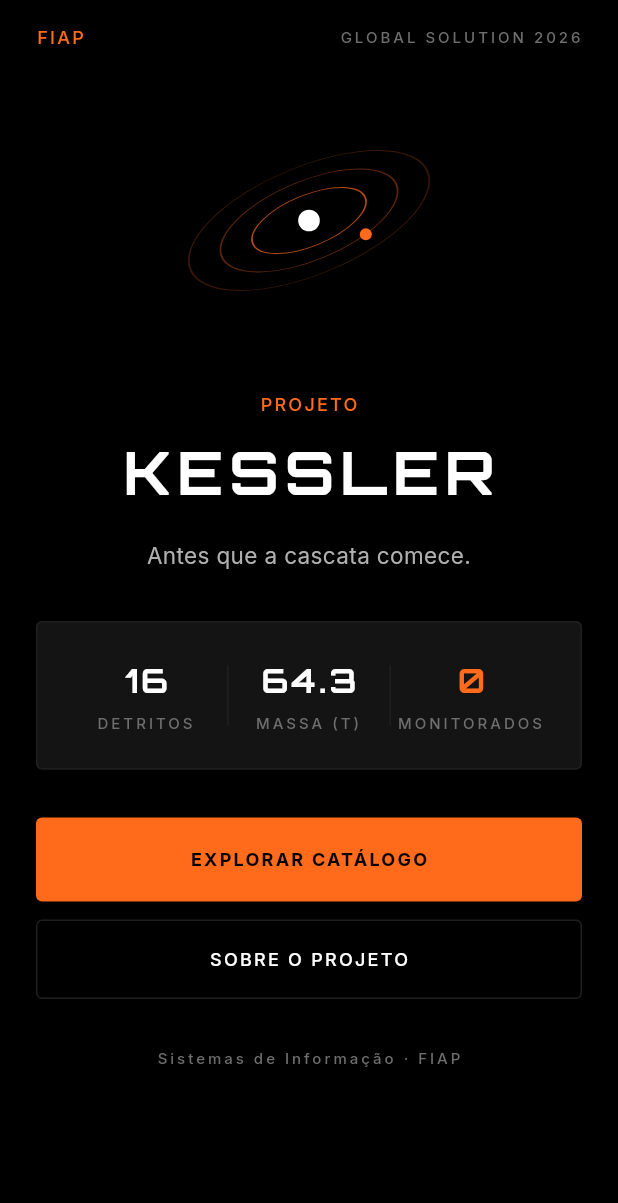
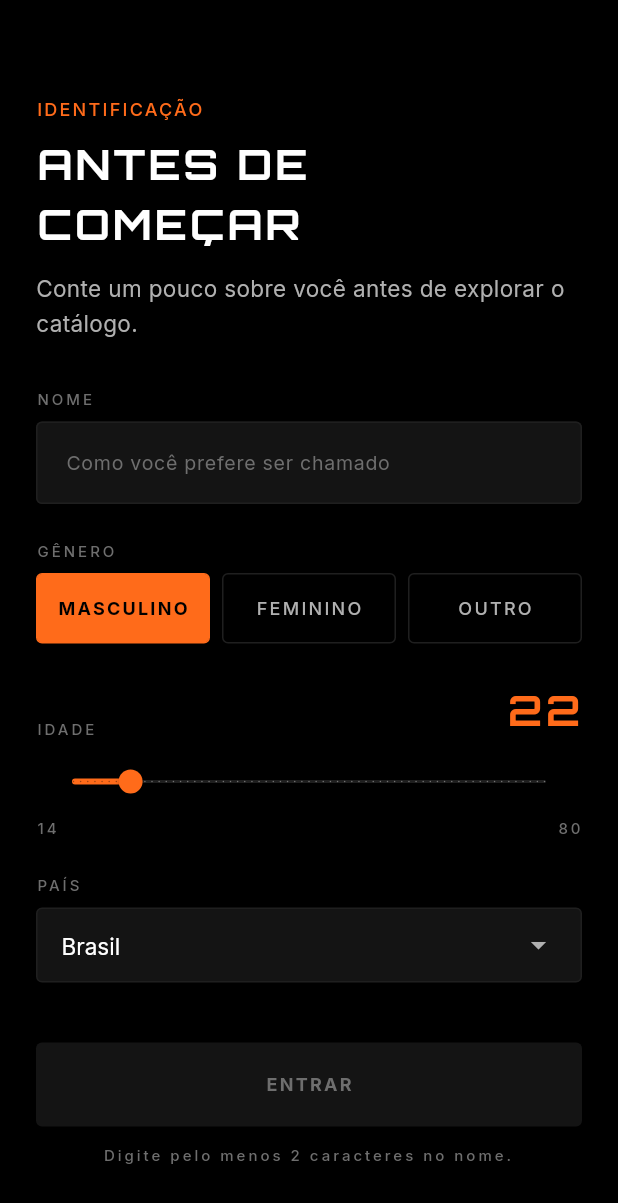
Before and after one commit to victoruizz/flutter_globalsolution_kessler, a Flutter app: the screen it shows after launch, after a tap on "PULAR", on a phone screen of 412 x 824 dp. Shown: the top 1203 px of the screen. Run offline on Flutter 3.47's test engine with Material 3 defaults, Android fonts, the phone set to English and light mode, and no system bars; our stand-ins replace google_fonts; accounts and stored records are empty.

Commit message:
feat: adiciona tela de login com nome, genero, idade e pais

```diff
--- /dev/null
+++ b/lib/data/models/user_profile.dart
@@ -0,0 +1,33 @@
+enum Gender {
+  masculino('Masculino'),
+  feminino('Feminino'),
+  outro('Outro');
+
+  const Gender(this.label);
+  final String label;
+}
+
+enum Country {
+  brasil('Brasil'),
+  eua('Estados Unidos'),
+  china('China'),
+  russia('Rússia'),
+  outros('Outros');
+
+  const Country(this.label);
+  final String label;
+}
+
+class UserProfile {
+  final String name;
+  final Gender gender;
+  final int age;
+  final Country country;
+
+  const UserProfile({
+    required this.name,
+    required this.gender,
+    required this.age,
+    required this.country,
+  });
+}
--- a/lib/screens/home_screen.dart
+++ b/lib/screens/home_screen.dart
@@ -15,7 +15,9 @@ class HomeScreen extends StatelessWidget {
 
   @override
   Widget build(BuildContext context) {
-    final monitoredCount = context.watch<AppState>().monitoredCount;
+    final state = context.watch<AppState>();
+    final monitoredCount = state.monitoredCount;
+    final user = state.user;
     final totalDebris = DebrisRepository.all.length;
     final totalMassTons = DebrisRepository.all
             .fold<double>(0, (sum, d) => sum + d.massKg) /
@@ -88,7 +90,31 @@ class HomeScreen extends StatelessWidget {
                     horizontal: 20,
                     vertical: 24,
                   ),
-                  child: Row(
+                  child: Column(
+                    crossAxisAlignment: CrossAxisAlignment.start,
+                    children: [
+                      if (user != null) ...[
+                        Text(
+                          'BEM-VINDO, ${user.name.toUpperCase()}',
+                          style: AppTypography.titleMedium(),
+                          maxLines: 1,
+                          overflow: TextOverflow.ellipsis,
+                        ),
+                        const SizedBox(height: 4),
+                        Text(
+                          '${user.gender.label} · ${user.age} anos · ${user.country.label}',
+                          style: AppTypography.labelSmall().copyWith(
+                            color: AppColors.textTertiary,
+                          ),
+                        ),
+                        const SizedBox(height: 16),
+                        const Divider(
+                          height: 1,
+                          color: AppColors.spaceBorder,
+                        ),
+                        const SizedBox(height: 16),
+                      ],
+                      Row(
                     children: [
                       Expanded(
                         child: _StatTile(
@@ -119,6 +145,8 @@ class HomeScreen extends StatelessWidget {
                           highlight: true,
                         ),
                       ),
+                    ],
+                  ),
                     ],
                   ),
                 ),
--- a/lib/screens/intro_screen.dart
+++ b/lib/screens/intro_screen.dart
@@ -2,7 +2,7 @@ import 'package:flutter/material.dart';
 
 import '../theme/app_colors.dart';
 import '../theme/app_typography.dart';
-import 'home_screen.dart';
+import 'login_screen.dart';
 
 class IntroScreen extends StatefulWidget {
   const IntroScreen({super.key});
@@ -48,15 +48,15 @@ class _IntroScreenState extends State<IntroScreen> {
     ),
   ];
 
-  void _goToHome() {
+  void _goToLogin() {
     Navigator.of(context).pushReplacement(
-      MaterialPageRoute<void>(builder: (_) => const HomeScreen()),
+      MaterialPageRoute<void>(builder: (_) => const LoginScreen()),
     );
   }
 
   void _onAdvance() {
     if (_currentPage == _pages.length - 1) {
-      _goToHome();
+      _goToLogin();
     } else {
       _controller.nextPage(
         duration: const Duration(milliseconds: 300),
@@ -98,7 +98,7 @@ class _IntroScreenState extends State<IntroScreen> {
                   vertical: 12,
                 ),
                 child: TextButton(
-                  onPressed: _goToHome,
+                  onPressed: _goToLogin,
                   style: TextButton.styleFrom(
                     foregroundColor: AppColors.textSecondary,
                   ),
--- /dev/null
+++ b/lib/screens/login_screen.dart
@@ -0,0 +1,326 @@
+import 'package:flutter/material.dart';
+import 'package:provider/provider.dart';
+
+import '../data/models/user_profile.dart';
+import '../state/app_state.dart';
+import '../theme/app_colors.dart';
+import '../theme/app_typography.dart';
+import '../widgets/primary_button.dart';
+import 'home_screen.dart';
+
+class LoginScreen extends StatefulWidget {
+  const LoginScreen({super.key});
+
+  @override
+  State<LoginScreen> createState() => _LoginScreenState();
+}
+
+class _LoginScreenState extends State<LoginScreen> {
+  final TextEditingController _nameController = TextEditingController();
+  Gender _gender = Gender.masculino;
+  double _age = 22;
+  Country _country = Country.brasil;
+
+  @override
+  void initState() {
+    super.initState();
+    _nameController.addListener(() => setState(() {}));
+  }
+
+  @override
+  void dispose() {
+    _nameController.dispose();
+    super.dispose();
+  }
+
+  bool get _isNameValid => _nameController.text.trim().length >= 2;
+
+  void _onEnter() {
+    final profile = UserProfile(
+      name: _nameController.text.trim(),
+      gender: _gender,
+      age: _age.round(),
+      country: _country,
+    );
+    context.read<AppState>().setUser(profile);
+    Navigator.of(context).pushReplacement(
+      MaterialPageRoute<void>(builder: (_) => const HomeScreen()),
+    );
+  }
+
+  @override
+  Widget build(BuildContext context) {
+    return Scaffold(
+      backgroundColor: AppColors.spaceBlack,
+      appBar: AppBar(
+        backgroundColor: AppColors.spaceBlack,
+        elevation: 0,
+        scrolledUnderElevation: 0,
+        iconTheme: const IconThemeData(color: AppColors.textPrimary),
+      ),
+      body: SafeArea(
+        child: SingleChildScrollView(
+          padding: const EdgeInsets.fromLTRB(24, 8, 24, 32),
+          child: Column(
+            crossAxisAlignment: CrossAxisAlignment.stretch,
+            children: [
+              Text(
+                'IDENTIFICAÇÃO',
+                style: AppTypography.labelLarge().copyWith(
+                  color: AppColors.marsOrange,
+                ),
+              ),
+              const SizedBox(height: 8),
+              Text(
+                'ANTES DE COMEÇAR',
+                style: AppTypography.displayMedium(),
+              ),
+              const SizedBox(height: 12),
+              Text(
+                'Conte um pouco sobre você antes de explorar o catálogo.',
+                style: AppTypography.bodyLarge().copyWith(
+                  color: AppColors.textSecondary,
+                ),
+              ),
+              const SizedBox(height: 32),
+              const _FieldLabel(text: 'NOME'),
+              const SizedBox(height: 8),
+              TextField(
+                controller: _nameController,
+                cursorColor: AppColors.marsOrange,
+                style: AppTypography.bodyLarge(),
+                decoration: InputDecoration(
+                  hintText: 'Como você prefere ser chamado',
+                  hintStyle: AppTypography.bodyMedium().copyWith(
+                    color: AppColors.textTertiary,
+                  ),
+                  filled: true,
+                  fillColor: AppColors.spaceSurfaceElevated,
+                  contentPadding: const EdgeInsets.symmetric(
+                    horizontal: 16,
+                    vertical: 16,
+                  ),
+                  border: const OutlineInputBorder(
+                    borderRadius: BorderRadius.all(Radius.circular(4)),
+                    borderSide: BorderSide(
+                      color: AppColors.spaceBorder,
+                      width: 1,
+                    ),
+                  ),
+                  enabledBorder: const OutlineInputBorder(
+                    borderRadius: BorderRadius.all(Radius.circular(4)),
+                    borderSide: BorderSide(
+                      color: AppColors.spaceBorder,
+                      width: 1,
+                    ),
+                  ),
+                  focusedBorder: const OutlineInputBorder(
+                    borderRadius: BorderRadius.all(Radius.circular(4)),
+                    borderSide: BorderSide(
+                      color: AppColors.marsOrange,
+                      width: 1,
+                    ),
+                  ),
+                ),
+              ),
+              const SizedBox(height: 24),
+              const _FieldLabel(text: 'GÊNERO'),
+              const SizedBox(height: 8),
+              Row(
+                children: [
+                  Expanded(
+                    child: _SelectableChip(
+                      label: Gender.masculino.label.toUpperCase(),
+                      isSelected: _gender == Gender.masculino,
+                      onTap: () =>
+                          setState(() => _gender = Gender.masculino),
+                    ),
+                  ),
+                  const SizedBox(width: 8),
+                  Expanded(
+                    child: _SelectableChip(
+                      label: Gender.feminino.label.toUpperCase(),
+                      isSelected: _gender == Gender.feminino,
+                      onTap: () =>
+                          setState(() => _gender = Gender.feminino),
+                    ),
+                  ),
+                  const SizedBox(width: 8),
+                  Expanded(
+                    child: _SelectableChip(
+                      label: Gender.outro.label.toUpperCase(),
+                      isSelected: _gender == Gender.outro,
+                      onTap: () => setState(() => _gender = Gender.outro),
+                    ),
+                  ),
+                ],
+              ),
+              const SizedBox(height: 24),
+              Row(
+                crossAxisAlignment: CrossAxisAlignment.end,
+                children: [
+                  const Expanded(child: _FieldLabel(text: 'IDADE')),
+                  Text(
+                    _age.round().toString(),
+                    style: AppTypography.displayMedium().copyWith(
+                      color: AppColors.marsOrange,
+                    ),
+                  ),
+                ],
+              ),
+              const SizedBox(height: 4),
+              SliderTheme(
+                data: SliderTheme.of(context).copyWith(
+                  activeTrackColor: AppColors.marsOrange,
+                  inactiveTrackColor: AppColors.spaceBorder,
+                  thumbColor: AppColors.marsOrange,
+                  overlayColor: const Color(0x33FF6B1A),
+                  trackHeight: 2,
+                  thumbShape: const RoundSliderThumbShape(
+                    enabledThumbRadius: 8,
+                  ),
+                ),
+                child: Slider(
+                  value: _age,
+                  min: 14,
+                  max: 80,
+                  divisions: 66,
+                  onChanged: (value) => setState(() => _age = value),
+                ),
+              ),
+              Row(
+                mainAxisAlignment: MainAxisAlignment.spaceBetween,
+                children: [
+                  Text(
+                    '14',
+                    style: AppTypography.labelSmall().copyWith(
+                      color: AppColors.textTertiary,
+                    ),
+                  ),
+                  Text(
+                    '80',
+                    style: AppTypography.labelSmall().copyWith(
+                      color: AppColors.textTertiary,
+                    ),
+                  ),
+                ],
+              ),
+              const SizedBox(height: 24),
+              const _FieldLabel(text: 'PAÍS'),
+              const SizedBox(height: 8),
+              Container(
+                decoration: BoxDecoration(
+                  color: AppColors.spaceSurfaceElevated,
+                  border: Border.all(
+                    color: AppColors.spaceBorder,
+                    width: 1,
+                  ),
+                  borderRadius: const BorderRadius.all(Radius.circular(4)),
+                ),
+                padding: const EdgeInsets.symmetric(horizontal: 16),
+                child: DropdownButtonHideUnderline(
+                  child: DropdownButton<Country>(
+                    value: _country,
+                    isExpanded: true,
+                    dropdownColor: AppColors.spaceSurfaceElevated,
+                    iconEnabledColor: AppColors.textSecondary,
+                    style: AppTypography.bodyLarge(),
+                    items: Country.values
+                        .map(
+                          (c) => DropdownMenuItem<Country>(
+                            value: c,
+                            child: Text(
+                              c.label,
+                              style: AppTypography.bodyLarge(),
+                            ),
+                          ),
+                        )
+                        .toList(),
+                    onChanged: (value) {
+                      if (value != null) {
+                        setState(() => _country = value);
+                      }
+                    },
+                  ),
+                ),
+              ),
+              const SizedBox(height: 40),
+              PrimaryButton(
+                label: 'ENTRAR',
+                onPressed: _isNameValid ? _onEnter : null,
+              ),
+              if (!_isNameValid)
+                Padding(
+                  padding: const EdgeInsets.only(top: 12),
+                  child: Text(
+                    'Digite pelo menos 2 caracteres no nome.',
+                    textAlign: TextAlign.center,
+                    style: AppTypography.labelSmall().copyWith(
+                      color: AppColors.textTertiary,
+                    ),
+                  ),
+                ),
+            ],
+          ),
+        ),
+      ),
+    );
+  }
+}
+
+class _FieldLabel extends StatelessWidget {
+  final String text;
+  const _FieldLabel({required this.text});
+
+  @override
+  Widget build(BuildContext context) {
+    return Text(
+      text,
+      style: AppTypography.labelSmall().copyWith(
+        color: AppColors.textTertiary,
+      ),
+    );
+  }
+}
+
+class _SelectableChip extends StatelessWidget {
+  final String label;
+  final bool isSelected;
+  final VoidCallback onTap;
+
+  const _SelectableChip({
+    required this.label,
+    required this.isSelected,
+    required this.onTap,
+  });
+
+  @override
+  Widget build(BuildContext context) {
+    return GestureDetector(
+      onTap: onTap,
+      child: Container(
+        padding: const EdgeInsets.symmetric(vertical: 14),
+        alignment: Alignment.center,
+        decoration: BoxDecoration(
+          color: isSelected ? AppColors.marsOrange : Colors.transparent,
+          border: Border.all(
+            color: isSelected
+                ? AppColors.marsOrange
+                : AppColors.spaceBorder,
+            width: 1,
+          ),
+          borderRadius: const BorderRadius.all(Radius.circular(4)),
+        ),
+        child: Text(
+          label,
+          style: AppTypography.labelLarge().copyWith(
+            color: isSelected
+                ? AppColors.spaceBlack
+                : AppColors.textSecondary,
+            fontWeight: isSelected ? FontWeight.w700 : FontWeight.w500,
+          ),
+        ),
+      ),
+    );
+  }
+}
--- a/lib/state/app_state.dart
+++ b/lib/state/app_state.dart
@@ -2,17 +2,26 @@ import 'package:flutter/foundation.dart';
 
 import '../data/models/debris.dart';
 import '../data/models/risk_level.dart';
+import '../data/models/user_profile.dart';
 import '../data/repositories/debris_repository.dart';
 
 class AppState extends ChangeNotifier {
   RiskLevel? _selectedRisk;
   final Set<String> _monitoredIds = <String>{};
+  UserProfile? _user;
 
   RiskLevel? get selectedRisk => _selectedRisk;
 
   Set<String> get monitoredIds => Set.unmodifiable(_monitoredIds);
 
   int get monitoredCount => _monitoredIds.length;
+
+  UserProfile? get user => _user;
+
+  void setUser(UserProfile profile) {
+    _user = profile;
+    notifyListeners();
+  }
 
   List<Debris> get filteredDebris {
     final risk = _selectedRisk;
--- a/lib/widgets/primary_button.dart
+++ b/lib/widgets/primary_button.dart
@@ -5,7 +5,7 @@ import '../theme/app_typography.dart';
 
 class PrimaryButton extends StatelessWidget {
   final String label;
-  final VoidCallback onPressed;
+  final VoidCallback? onPressed;
 
   const PrimaryButton({
     super.key,
@@ -15,6 +15,7 @@ class PrimaryButton extends StatelessWidget {
 
   @override
   Widget build(BuildContext context) {
+    final isEnabled = onPressed != null;
     return SizedBox(
       width: double.infinity,
       height: 56,
@@ -23,6 +24,8 @@ class PrimaryButton extends StatelessWidget {
         style: ElevatedButton.styleFrom(
           backgroundColor: AppColors.marsOrange,
           foregroundColor: AppColors.spaceBlack,
+          disabledBackgroundColor: AppColors.spaceSurfaceElevated,
+          disabledForegroundColor: AppColors.textTertiary,
           elevation: 0,
           shadowColor: Colors.transparent,
           shape: const RoundedRectangleBorder(
@@ -32,7 +35,9 @@ class PrimaryButton extends StatelessWidget {
         child: Text(
           label,
           style: AppTypography.labelLarge().copyWith(
-            color: AppColors.spaceBlack,
+            color: isEnabled
+                ? AppColors.spaceBlack
+                : AppColors.textTertiary,
             fontWeight: FontWeight.w700,
           ),
         ),
```
